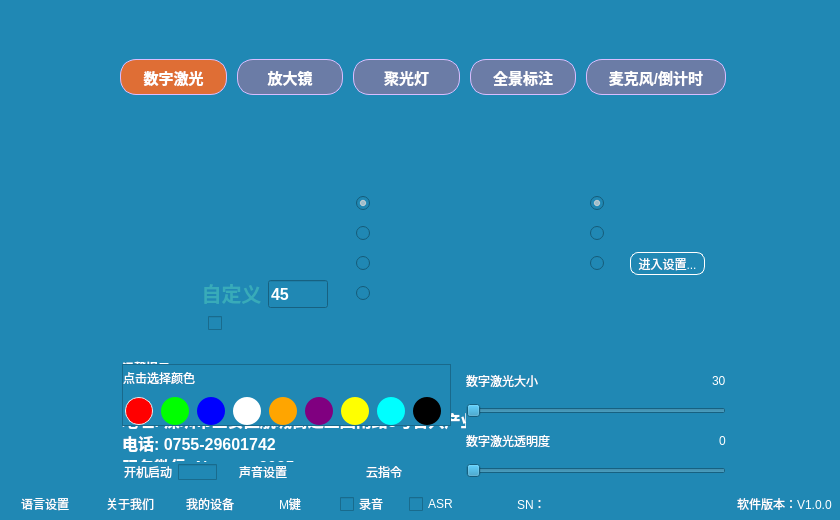
The window that EasyPointer/mainwindow.ui (wlffeng2008/EasyPointer) describes before a commit, drawn with Qt 5.
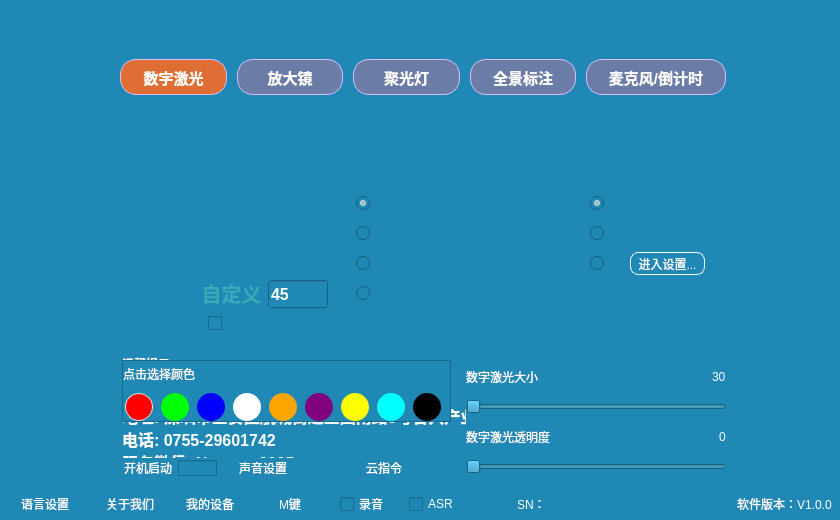
The same window after the commit. Icons and pictures are not drawn.

```diff
--- a/EasyPointer/mainwindow.ui
+++ b/EasyPointer/mainwindow.ui
@@ -37,7 +37,7 @@
     <property name="geometry">
      <rect>
       <x>122</x>
-      <y>364</y>
+      <y>360</y>
       <width>329</width>
       <height>62</height>
      </rect>
@@ -521,7 +521,7 @@
     <property name="geometry">
      <rect>
       <x>466</x>
-      <y>360</y>
+      <y>356</y>
       <width>265</width>
       <height>126</height>
      </rect>
@@ -1937,7 +1937,7 @@
     <property name="geometry">
      <rect>
       <x>122</x>
-      <y>360</y>
+      <y>356</y>
       <width>330</width>
       <height>34</height>
      </rect>
@@ -1956,7 +1956,7 @@
     <property name="geometry">
      <rect>
       <x>122</x>
-      <y>362</y>
+      <y>358</y>
       <width>598</width>
       <height>110</height>
      </rect>
@@ -2505,7 +2505,7 @@
     <property name="geometry">
      <rect>
       <x>120</x>
-      <y>462</y>
+      <y>458</y>
       <width>339</width>
       <height>20</height>
      </rect>
```
Left out of the diff: 4 changed lines with no effect on the pictures.
